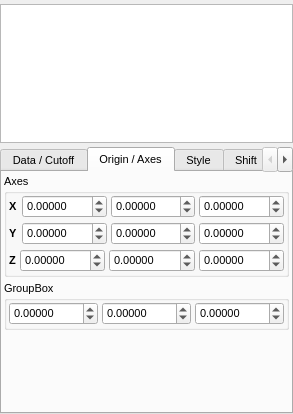
This is src/gui/grids.ui in trisyoungs/aten as Qt 5 draws it before an edit. The edited form follows.
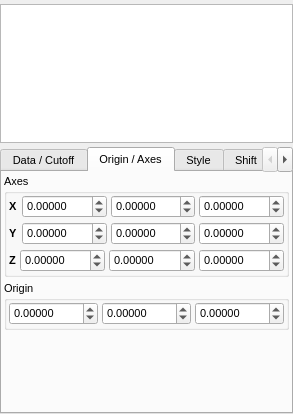
This is the edited form. The open tabs and pages were chosen to show the change. Icons and pictures are not drawn. Custom widgets are drawn as their Qt base class.

Commit message: Fixed - --noqtsettings switch was broken. Fixed - Grid origin group had default widget title.

Diff of the .ui file:
```diff
--- a/src/gui/grids.ui
+++ b/src/gui/grids.ui
@@ -723,7 +723,7 @@
         <item>
          <widget class="QGroupBox" name="GridOriginGroup">
           <property name="title">
-           <string>GroupBox</string>
+           <string>Origin</string>
           </property>
           <layout class="QVBoxLayout" name="verticalLayout_8">
            <property name="spacing">
```
Left out of the diff: 1 changed line with no effect on the pictures. The commit also changes 3 other files.
